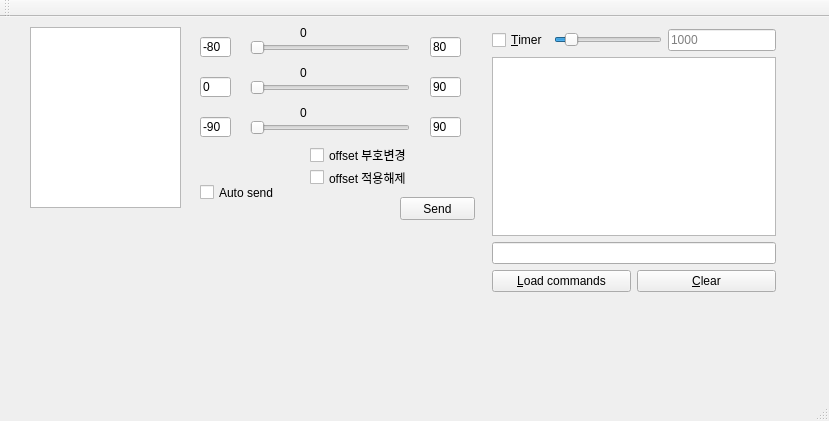
Above: mainwindow.ui from kwon852456/0hpp_integrated before the change. Below: the same form after it.
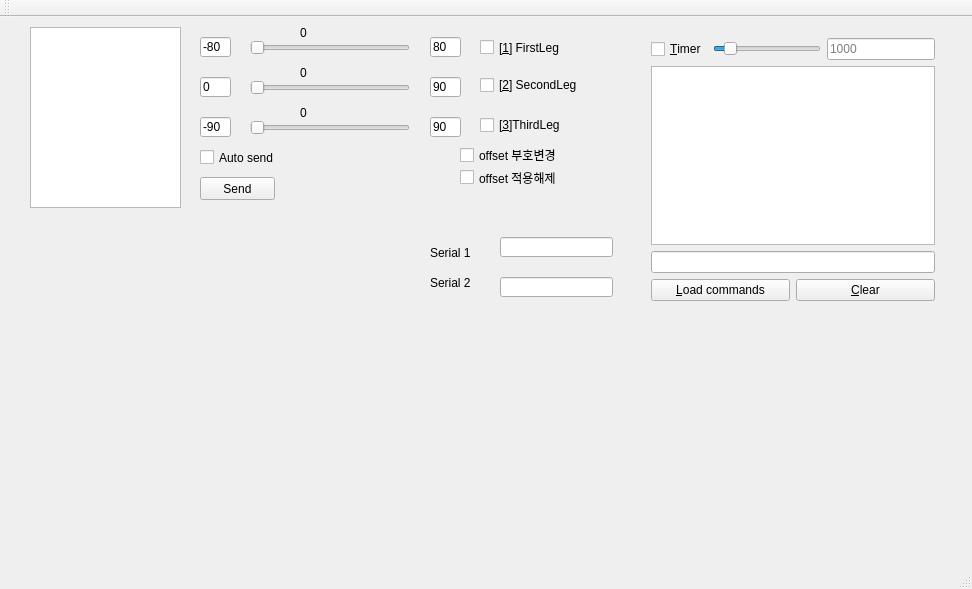
That is the form after the change. Custom widgets are drawn as their Qt base class.

```diff
--- a/mainwindow.ui
+++ b/mainwindow.ui
@@ -6,8 +6,8 @@
    <rect>
     <x>0</x>
     <y>0</y>
-    <width>829</width>
-    <height>421</height>
+    <width>972</width>
+    <height>589</height>
    </rect>
   </property>
   <property name="windowTitle">
@@ -19,7 +19,7 @@
      <rect>
       <x>10</x>
       <y>250</y>
-      <width>871</width>
+      <width>331</width>
       <height>51</height>
      </rect>
     </property>
@@ -89,8 +89,8 @@
    <widget class="QWidget" name="layoutWidget">
     <property name="geometry">
      <rect>
-      <x>481</x>
-      <y>1</y>
+      <x>640</x>
+      <y>10</y>
       <width>306</width>
       <height>285</height>
      </rect>
@@ -236,7 +236,7 @@
     <property name="geometry">
      <rect>
       <x>200</x>
-      <y>165</y>
+      <y>130</y>
       <width>121</width>
       <height>21</height>
      </rect>
@@ -248,8 +248,8 @@
    <widget class="QPushButton" name="btn_send">
     <property name="geometry">
      <rect>
-      <x>400</x>
-      <y>180</y>
+      <x>200</x>
+      <y>160</y>
       <width>75</width>
       <height>23</height>
      </rect>
@@ -271,7 +271,7 @@
    <widget class="QCheckBox" name="cb_sign">
     <property name="geometry">
      <rect>
-      <x>310</x>
+      <x>460</x>
       <y>130</y>
       <width>151</width>
       <height>16</height>
@@ -284,7 +284,7 @@
    <widget class="QCheckBox" name="cb_offset">
     <property name="geometry">
      <rect>
-      <x>310</x>
+      <x>460</x>
       <y>150</y>
       <width>141</width>
       <height>21</height>
@@ -333,6 +333,101 @@
      <string>80</string>
     </property>
    </widget>
+   <widget class="Usb_log" name="usb_log">
+    <property name="geometry">
+     <rect>
+      <x>10</x>
+      <y>310</y>
+      <width>631</width>
+      <height>211</height>
+     </rect>
+    </property>
+   </widget>
+   <widget class="QCheckBox" name="cb_firstLeg">
+    <property name="geometry">
+     <rect>
+      <x>480</x>
+      <y>10</y>
+      <width>141</width>
+      <height>41</height>
+     </rect>
+    </property>
+    <property name="text">
+     <string>[&amp;1] FirstLeg</string>
+    </property>
+   </widget>
+   <widget class="QCheckBox" name="cb_secondLeg">
+    <property name="geometry">
+     <rect>
+      <x>480</x>
+      <y>60</y>
+      <width>111</width>
+      <height>16</height>
+     </rect>
+    </property>
+    <property name="text">
+     <string>[&amp;2] SecondLeg</string>
+    </property>
+   </widget>
+   <widget class="QCheckBox" name="cb_thirdLeg">
+    <property name="geometry">
+     <rect>
+      <x>480</x>
+      <y>100</y>
+      <width>111</width>
+      <height>16</height>
+     </rect>
+    </property>
+    <property name="text">
+     <string>[&amp;3]ThirdLeg</string>
+    </property>
+   </widget>
+   <widget class="QLineEdit" name="edit_firstSerial">
+    <property name="geometry">
+     <rect>
+      <x>500</x>
+      <y>220</y>
+      <width>113</width>
+      <height>20</height>
+     </rect>
+    </property>
+   </widget>
+   <widget class="QLineEdit" name="edit_secondSerial">
+    <property name="geometry">
+     <rect>
+      <x>500</x>
+      <y>260</y>
+      <width>113</width>
+      <height>20</height>
+     </rect>
+    </property>
+   </widget>
+   <widget class="QLabel" name="label">
+    <property name="geometry">
+     <rect>
+      <x>430</x>
+      <y>230</y>
+      <width>56</width>
+      <height>12</height>
+     </rect>
+    </property>
+    <property name="text">
+     <string>Serial 1</string>
+    </property>
+   </widget>
+   <widget class="QLabel" name="label_2">
+    <property name="geometry">
+     <rect>
+      <x>430</x>
+      <y>260</y>
+      <width>56</width>
+      <height>12</height>
+     </rect>
+    </property>
+    <property name="text">
+     <string>Serial 2</string>
+    </property>
+   </widget>
   </widget>
   <widget class="QMenuBar" name="menuBar">
    <property name="geometry">
@@ -361,6 +456,11 @@
    <extends>QWidget</extends>
    <header>offset.hpp</header>
   </customwidget>
+  <customwidget>
+   <class>Usb_log</class>
+   <extends>QWidget</extends>
+   <header>usb_log.h</header>
+  </customwidget>
   <customwidget>
    <class>Usb_mmf</class>
    <extends>QWidget</extends>
```
Left out of the diff: 4 changed lines with no effect on the pictures.
